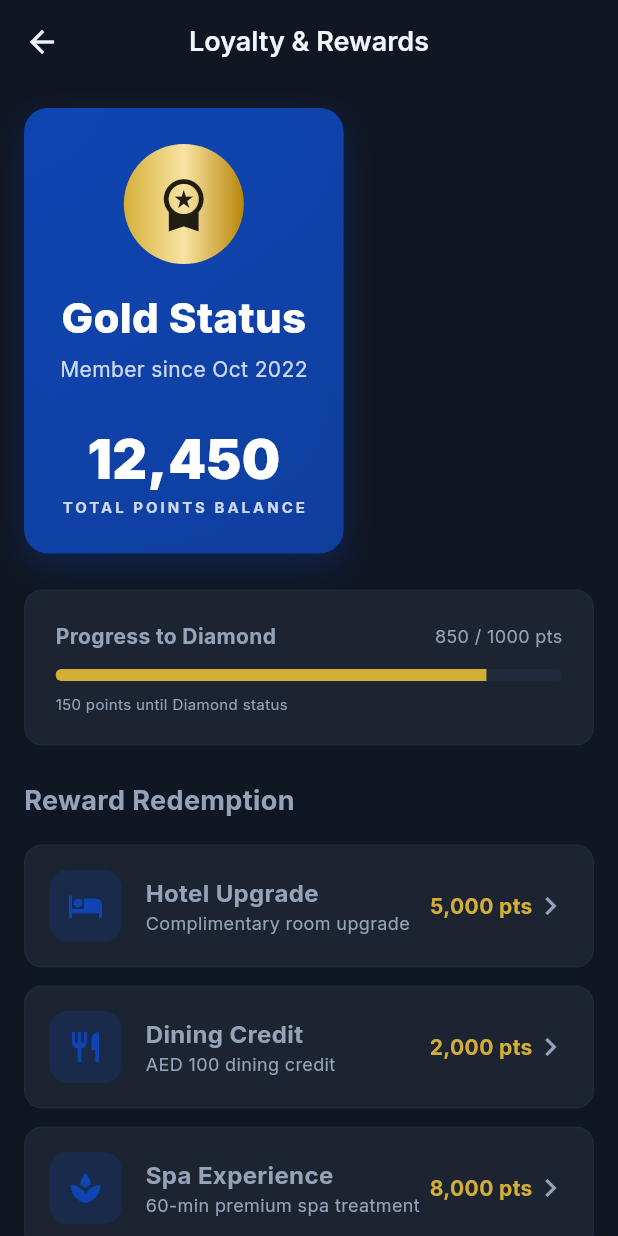
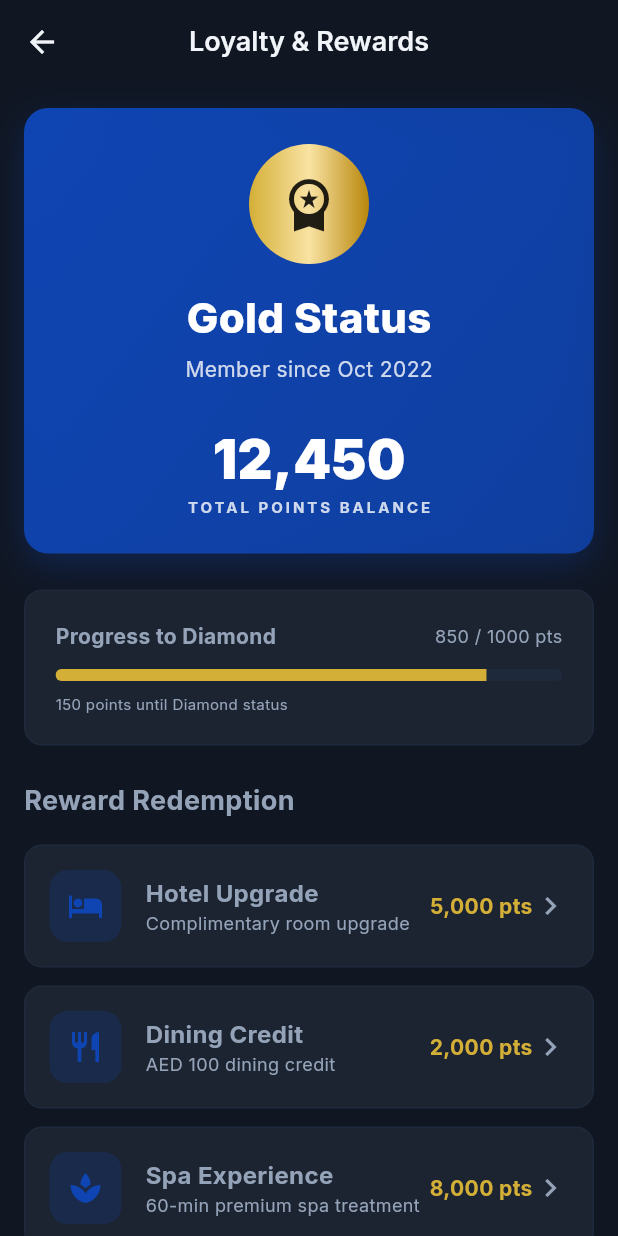
Before and after one commit to HasanSRTDMR/StayWalletFirst, a Flutter app: the LoyaltyRewardsScreen screen opened by its route, on a phone screen of 412 x 824 dp. Run offline on Flutter 3.47's test engine with Material 3 defaults, Android fonts, the phone set to English and light mode, and no system bars; our stand-ins replace go_router, google_fonts; network calls fail.

Commit message:
Update loyalty_rewards_screen.dart

```diff
--- a/lib/features/marketplace/presentation/screens/loyalty_rewards_screen.dart
+++ b/lib/features/marketplace/presentation/screens/loyalty_rewards_screen.dart
@@ -28,6 +28,7 @@ class LoyaltyRewardsScreen extends StatelessWidget {
                 crossAxisAlignment: CrossAxisAlignment.start,
                 children: [
                   Container(
+                    width: double.infinity,
                     padding: const EdgeInsets.all(24),
                     decoration: BoxDecoration(
                       gradient: LinearGradient(
@@ -52,8 +53,8 @@ class LoyaltyRewardsScreen extends StatelessWidget {
                         Container(
                           width: 80,
                           height: 80,
-                          decoration: BoxDecoration(
-                            gradient: const LinearGradient(
+                          decoration: const BoxDecoration(
+                            gradient: LinearGradient(
                               colors: [
                                 Color(0xFFD4AF37),
                                 Color(0xFFF9E3A3),
```
